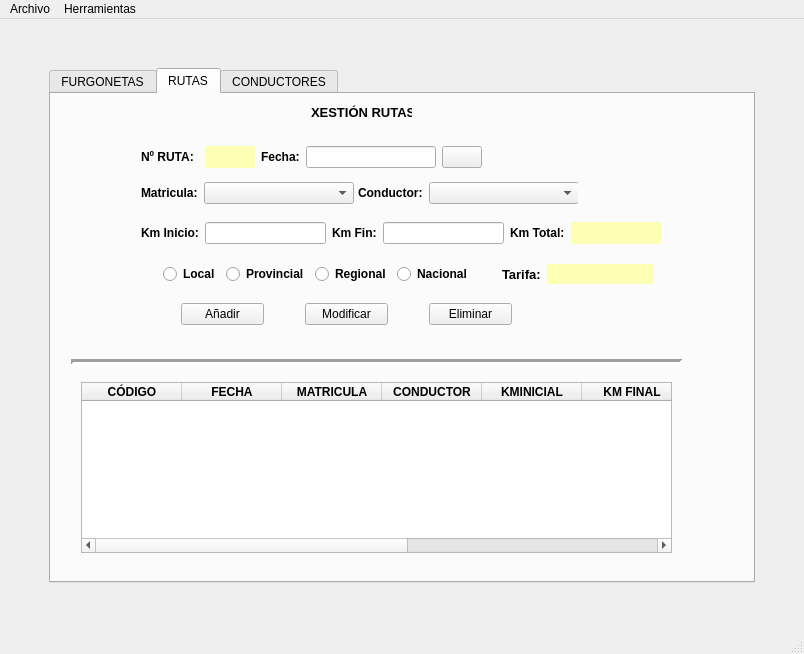
Old version of the form ventana.ui in the repository Maik154/BlancoGuede_R.
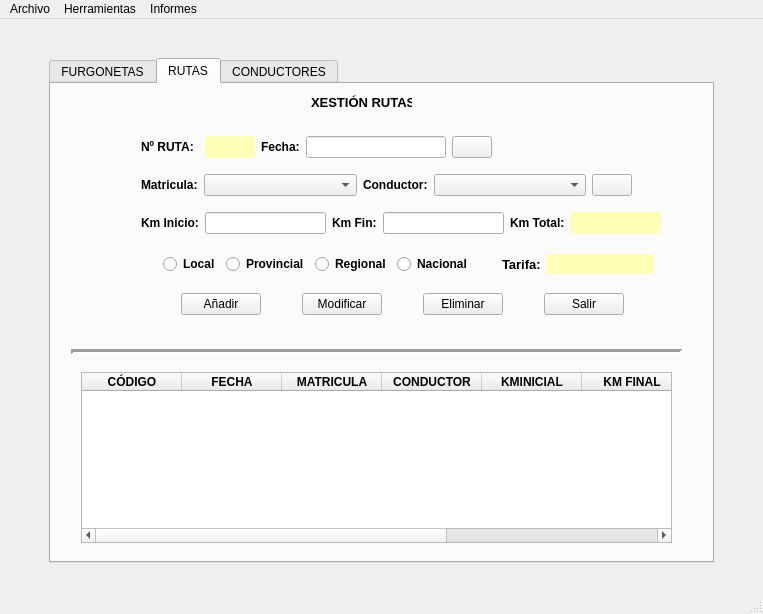
New version of the form. The open tabs and pages were chosen to show the change. Icons and pictures are not drawn.

Commit message: añade informes

```diff
--- a/ventana.ui
+++ b/ventana.ui
@@ -6,8 +6,8 @@
    <rect>
     <x>0</x>
     <y>0</y>
-    <width>804</width>
-    <height>654</height>
+    <width>763</width>
+    <height>614</height>
    </rect>
   </property>
   <property name="windowTitle">
@@ -44,23 +44,7 @@
         <property name="sizeHint" stdset="0">
          <size>
           <width>20</width>
-          <height>40</height>
-         </size>
-        </property>
-       </spacer>
-      </item>
-      <item row="1" column="0">
-       <spacer name="horizontalSpacer">
-        <property name="orientation">
-         <enum>Qt::Horizontal</enum>
-        </property>
-        <property name="sizeType">
-         <enum>QSizePolicy::Fixed</enum>
-        </property>
-        <property name="sizeHint" stdset="0">
-         <size>
-          <width>40</width>
-          <height>20</height>
+          <height>30</height>
          </size>
         </property>
        </spacer>
@@ -76,7 +60,23 @@
         <property name="sizeHint" stdset="0">
          <size>
           <width>20</width>
-          <height>40</height>
+          <height>20</height>
+         </size>
+        </property>
+       </spacer>
+      </item>
+      <item row="1" column="0">
+       <spacer name="horizontalSpacer">
+        <property name="orientation">
+         <enum>Qt::Horizontal</enum>
+        </property>
+        <property name="sizeType">
+         <enum>QSizePolicy::Fixed</enum>
+        </property>
+        <property name="sizeHint" stdset="0">
+         <size>
+          <width>40</width>
+          <height>20</height>
          </size>
         </property>
        </spacer>
@@ -90,7 +90,7 @@
          </size>
         </property>
         <property name="currentIndex">
-         <number>0</number>
+         <number>1</number>
         </property>
         <property name="iconSize">
          <size>
@@ -804,6 +804,12 @@
             <height>171</height>
            </rect>
           </property>
+          <property name="layoutDirection">
+           <enum>Qt::LeftToRight</enum>
+          </property>
+          <attribute name="verticalHeaderVisible">
+           <bool>false</bool>
+          </attribute>
           <column>
            <property name="text">
             <string>CÓDIGO</string>
@@ -814,17 +820,26 @@
              <bold>true</bold>
             </font>
            </property>
+           <property name="textAlignment">
+            <set>AlignCenter</set>
+           </property>
           </column>
           <column>
            <property name="text">
             <string>FECHA</string>
            </property>
+           <property name="whatsThis">
+            <string/>
+           </property>
            <property name="font">
             <font>
              <weight>75</weight>
              <bold>true</bold>
             </font>
            </property>
+           <property name="textAlignment">
+            <set>AlignCenter</set>
+           </property>
           </column>
           <column>
            <property name="text">
@@ -870,17 +885,6 @@
             </font>
            </property>
           </column>
-          <column>
-           <property name="text">
-            <string>KM TOTAL</string>
-           </property>
-           <property name="font">
-            <font>
-             <weight>75</weight>
-             <bold>true</bold>
-            </font>
-           </property>
-          </column>
           <column>
            <property name="text">
             <string>TARIFA</string>
@@ -894,7 +898,7 @@
           </column>
           <column>
            <property name="text">
-            <string>PRECIO TOTAL</string>
+            <string>TOTAL</string>
            </property>
            <property name="font">
             <font>
@@ -909,7 +913,7 @@
            <rect>
             <x>90</x>
             <y>50</y>
-            <width>341</width>
+            <width>351</width>
             <height>26</height>
            </rect>
           </property>
@@ -1388,6 +1392,9 @@
                <height>0</height>
               </size>
              </property>
+             <property name="alignment">
+              <set>Qt::AlignRight|Qt::AlignTrailing|Qt::AlignVCenter</set>
+             </property>
             </widget>
            </item>
            <item row="0" column="4">
@@ -1408,13 +1415,29 @@
            <rect>
             <x>90</x>
             <y>88</y>
-            <width>437</width>
-            <height>22</height>
+            <width>491</width>
+            <height>26</height>
            </rect>
           </property>
           <layout class="QGridLayout" name="gridLayout_4">
+           <item row="0" column="1">
+            <widget class="QComboBox" name="cmbMat">
+             <property name="minimumSize">
+              <size>
+               <width>150</width>
+               <height>0</height>
+              </size>
+             </property>
+            </widget>
+           </item>
            <item row="0" column="0">
             <widget class="QLabel" name="lblMatricula_2">
+             <property name="sizePolicy">
+              <sizepolicy hsizetype="Fixed" vsizetype="Preferred">
+               <horstretch>0</horstretch>
+               <verstretch>0</verstretch>
+              </sizepolicy>
+             </property>
              <property name="font">
               <font>
                <weight>75</weight>
@@ -1426,18 +1449,14 @@
              </property>
             </widget>
            </item>
-           <item row="0" column="1">
-            <widget class="QComboBox" name="cmbMat">
-             <property name="minimumSize">
-              <size>
-               <width>150</width>
-               <height>0</height>
-              </size>
-             </property>
-            </widget>
-           </item>
            <item row="0" column="2">
             <widget class="QLabel" name="lblConductor">
+             <property name="sizePolicy">
+              <sizepolicy hsizetype="Fixed" vsizetype="Preferred">
+               <horstretch>0</horstretch>
+               <verstretch>0</verstretch>
+              </sizepolicy>
+             </property>
              <property name="font">
               <font>
                <weight>75</weight>
@@ -1459,6 +1478,23 @@
              </property>
             </widget>
            </item>
+           <item row="0" column="4">
+            <widget class="QPushButton" name="btnLimpiaRuta">
+             <property name="sizePolicy">
+              <sizepolicy hsizetype="Fixed" vsizetype="Fixed">
+               <horstretch>0</horstretch>
+               <verstretch>0</verstretch>
+              </sizepolicy>
+             </property>
+             <property name="text">
+              <string/>
+             </property>
+             <property name="icon">
+              <iconset>
+               <normaloff>img/recload.png</normaloff>img/recload.png</iconset>
+             </property>
+            </widget>
+           </item>
           </layout>
          </widget>
          <widget class="QWidget" name="layoutWidget">
@@ -1492,6 +1528,9 @@
                <height>0</height>
               </size>
              </property>
+             <property name="alignment">
+              <set>Qt::AlignRight|Qt::AlignTrailing|Qt::AlignVCenter</set>
+             </property>
             </widget>
            </item>
            <item row="0" column="2">
@@ -1515,6 +1554,9 @@
                <height>0</height>
               </size>
              </property>
+             <property name="alignment">
+              <set>Qt::AlignRight|Qt::AlignTrailing|Qt::AlignVCenter</set>
+             </property>
             </widget>
            </item>
            <item row="0" column="4">
@@ -1974,15 +2016,22 @@
            <rect>
             <x>130</x>
             <y>208</y>
-            <width>331</width>
+            <width>443</width>
             <height>25</height>
            </rect>
           </property>
           <layout class="QGridLayout" name="gridLayout_7">
-           <item row="0" column="4">
-            <widget class="QPushButton" name="btnBajaRuta">
+           <item row="0" column="6">
+            <widget class="QPushButton" name="btnSalir">
              <property name="text">
-              <string>Eliminar</string>
+              <string>Salir</string>
+             </property>
+            </widget>
+           </item>
+           <item row="0" column="2">
+            <widget class="QPushButton" name="btnModifRuta">
+             <property name="text">
+              <string>Modificar</string>
              </property>
             </widget>
            </item>
@@ -1993,13 +2042,6 @@
              </property>
             </widget>
            </item>
-           <item row="0" column="2">
-            <widget class="QPushButton" name="btnModifRuta">
-             <property name="text">
-              <string>Modificar</string>
-             </property>
-            </widget>
-           </item>
            <item row="0" column="1">
             <spacer name="horizontalSpacer_8">
              <property name="orientation">
@@ -2016,6 +2058,13 @@
              </property>
             </spacer>
            </item>
+           <item row="0" column="4">
+            <widget class="QPushButton" name="btnBajaRuta">
+             <property name="text">
+              <string>Eliminar</string>
+             </property>
+            </widget>
+           </item>
            <item row="0" column="3">
             <spacer name="horizontalSpacer_9">
              <property name="orientation">
@@ -2032,6 +2081,22 @@
              </property>
             </spacer>
            </item>
+           <item row="0" column="5">
+            <spacer name="horizontalSpacer_11">
+             <property name="orientation">
+              <enum>Qt::Horizontal</enum>
+             </property>
+             <property name="sizeType">
+              <enum>QSizePolicy::Fixed</enum>
+             </property>
+             <property name="sizeHint" stdset="0">
+              <size>
+               <width>35</width>
+               <height>20</height>
+              </size>
+             </property>
+            </spacer>
+           </item>
           </layout>
          </widget>
          <widget class="QWidget" name="layoutWidget">
@@ -3277,7 +3342,7 @@
     <rect>
      <x>0</x>
      <y>0</y>
-     <width>804</width>
+     <width>763</width>
      <height>21</height>
     </rect>
    </property>
@@ -3293,8 +3358,15 @@
     </property>
     <addaction name="menuBarTarifas"/>
    </widget>
+   <widget class="QMenu" name="menuInformes">
+    <property name="title">
+     <string>Informes</string>
+    </property>
+    <addaction name="reportRutas"/>
+   </widget>
    <addaction name="menuArchivo"/>
    <addaction name="menuHerramientas"/>
+   <addaction name="menuInformes"/>
   </widget>
   <widget class="QStatusBar" name="statusbar"/>
   <action name="menuBarSalir">
@@ -3307,6 +3379,11 @@
     <string>Tarifas</string>
    </property>
   </action>
+  <action name="reportRutas">
+   <property name="text">
+    <string>Listado Rutas</string>
+   </property>
+  </action>
  </widget>
  <resources/>
  <connections/>
```
The commit also changes 10 other files.
